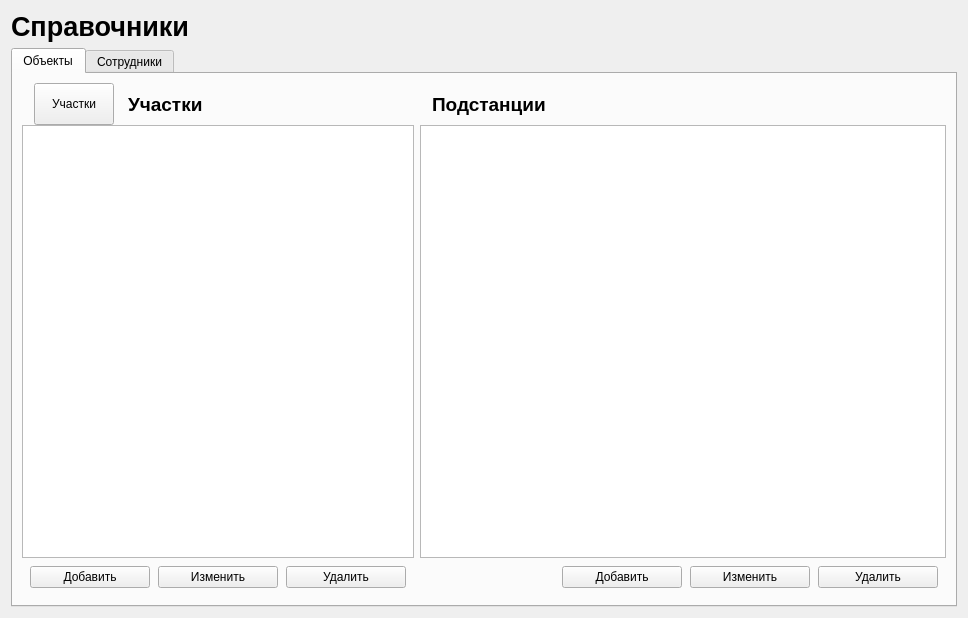
This is ui/directorieswidget.ui in nikola240698/MeteringActs as Qt 5 draws it before an edit. The edited form follows.
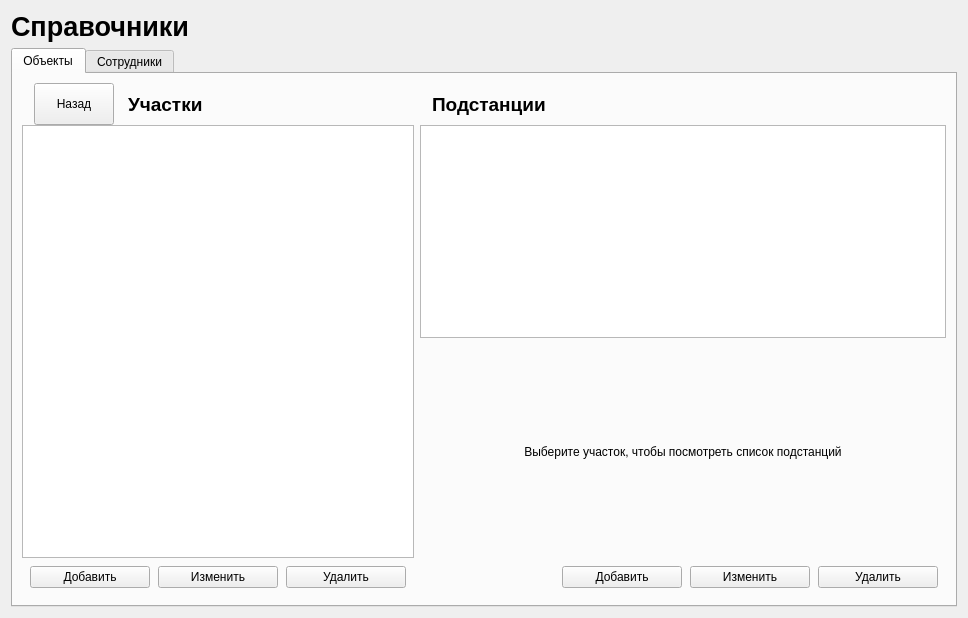
This is the edited form.

The edit to the form file:
```diff
--- a/ui/directorieswidget.ui
+++ b/ui/directorieswidget.ui
@@ -114,7 +114,7 @@
                   </sizepolicy>
                  </property>
                  <property name="text">
-                  <string>Участки</string>
+                  <string>Назад</string>
                  </property>
                  <property name="flatNavigation" stdset="0">
                   <bool>true</bool>
@@ -424,6 +424,25 @@
                  </attribute>
                 </widget>
                </item>
+               <item>
+                <widget class="QLabel" name="rightEmptyLabel">
+                 <property name="sizePolicy">
+                  <sizepolicy hsizetype="Expanding" vsizetype="Expanding">
+                   <horstretch>0</horstretch>
+                   <verstretch>0</verstretch>
+                  </sizepolicy>
+                 </property>
+                 <property name="text">
+                  <string>Выберите участок, чтобы посмотреть список подстанций</string>
+                 </property>
+                 <property name="alignment">
+                  <set>Qt::AlignmentFlag::AlignCenter</set>
+                 </property>
+                 <property name="wordWrap">
+                  <bool>true</bool>
+                 </property>
+                </widget>
+               </item>
                <item>
                 <widget class="QWidget" name="rightButtonsWidget" native="true">
                  <property name="minimumSize">
```
Left out of the diff: 22 changed lines with no effect on the pictures.
